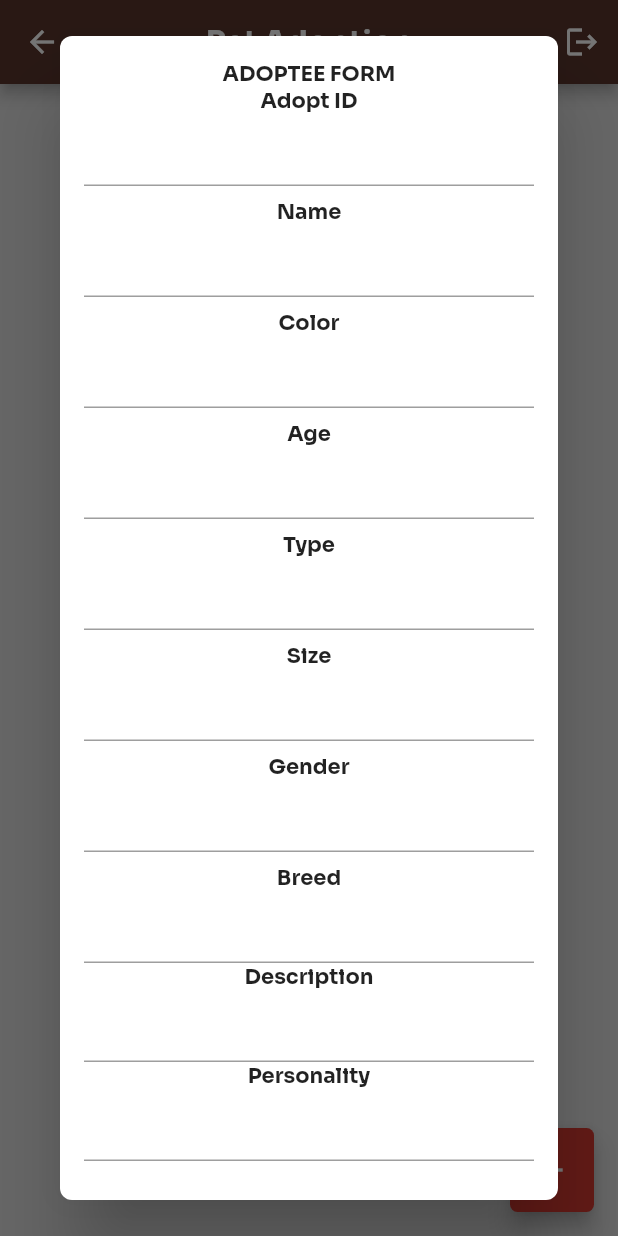
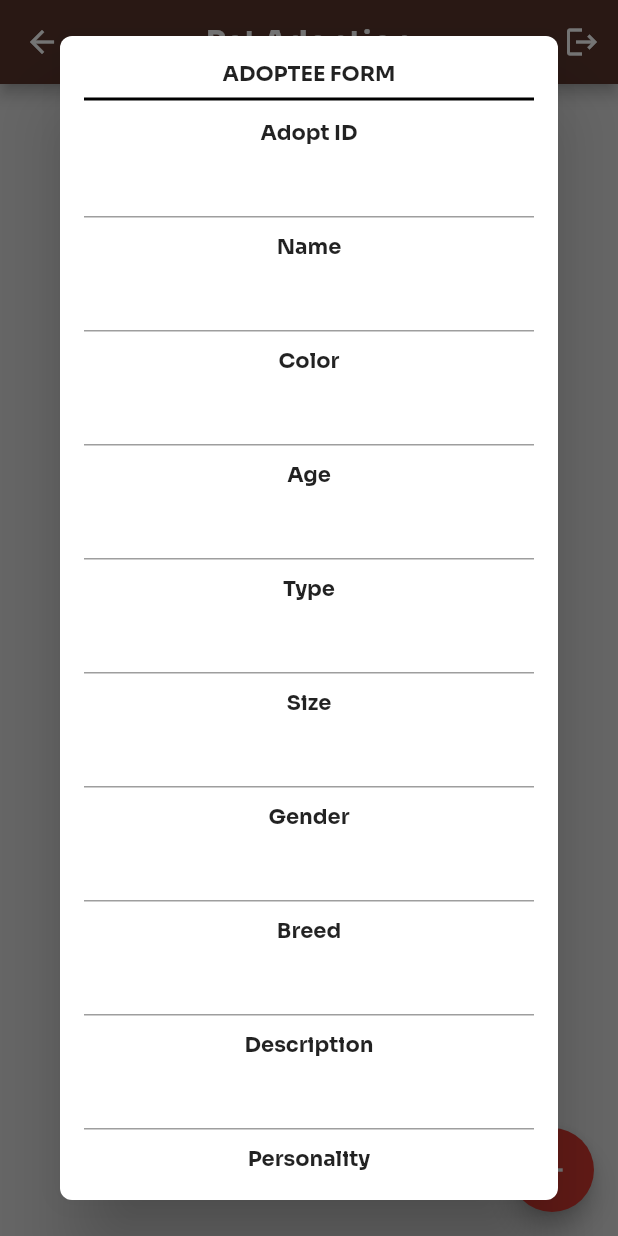
Before and after one commit to mutyaruby08/rubeje_igarchu1, a Flutter app: the AdoptionScreen screen opened directly with empty values, after a tap on the "add" icon, on a phone screen of 412 x 824 dp. Run offline on Flutter 3.47's test engine with Material 2 defaults, Android fonts, the light colour scheme and no system bars; our stand-ins replace google_fonts, hive_flutter; missing offline and left inert: simple_moment; accounts and stored records are empty.

Commit message:
Design Pet Adoption ver1

```diff
--- a/igarchu1_rubeje/lib/screens/adoption/adoption_screen.dart
+++ b/igarchu1_rubeje/lib/screens/adoption/adoption_screen.dart
@@ -1,5 +1,4 @@
 import 'package:flutter/material.dart';
-
 
 import '../../constants.dart';
 import '../../controllers/auth_controller.dart';
@@ -7,7 +6,6 @@ import '../../controllers/pets_controller.dart';
 import 'adoption_model.dart';
 import 'widgets/adoption_card.dart';
 import 'widgets/input_widgets.dart';
-
 
 class AdoptionScreen extends StatefulWidget {
   final AuthController auth;
@@ -17,12 +15,10 @@ class AdoptionScreen extends StatefulWidget {
   State<AdoptionScreen> createState() => _AdoptionScreenState();
 }
 
-class _AdoptionScreenState extends State<AdoptionScreen>{
-
+class _AdoptionScreenState extends State<AdoptionScreen> {
   late final PetController _todoController;
   final ScrollController _sc = ScrollController();
   AuthController get _auth => widget.auth;
-
 
   @override
   void initState() {
@@ -33,7 +29,6 @@ class _AdoptionScreenState extends State<AdoptionScreen>{
   @override
   Widget build(BuildContext context) {
     return Scaffold(
-
       appBar: AppBar(
         actions: [
           IconButton(
@@ -42,16 +37,16 @@ class _AdoptionScreenState extends State<AdoptionScreen>{
               },
               icon: const Icon(Icons.logout))
         ],
-        centerTitle:true,
-        title: const Text('Pet Adoption',
-          style: TextStyle(fontWeight: FontWeight.bold, ),
+        centerTitle: true,
+        title: const Text(
+          'Pet Adoption',
+          style: TextStyle(
+            fontWeight: FontWeight.bold,
+          ),
         ),
         backgroundColor: kbutton2,
       ),
       floatingActionButton: FloatingActionButton(
-        shape:  const RoundedRectangleBorder(
-          borderRadius: BorderRadius.all(Radius.circular(5.0)),
-        ),
         backgroundColor: kbutton1,
         child: const Icon(Icons.add),
         onPressed: () {
@@ -78,13 +73,25 @@ class _AdoptionScreenState extends State<AdoptionScreen>{
                           children: [
                             for (Adoption todo in _todoController.data)
                               AdoptionCard(
+
                                 margin: const EdgeInsets.symmetric(vertical: 8),
                                 todo: todo,
                                 onErase: () {
                                   _todoController.removeTodo(todo);
                                 },
                                 onLongPress: () {
-                                  _todoController.updateTodo(todo, todo.adopteeID, todo.name, todo.color, todo.age, todo.type, todo.size, todo.breed, todo.gender, todo.description, todo.persona1);
+                                  _todoController.updateTodo(
+                                      todo,
+                                      todo.adopteeID,
+                                      todo.name,
+                                      todo.color,
+                                      todo.age,
+                                      todo.type,
+                                      todo.size,
+                                      todo.breed,
+                                      todo.gender,
+                                      todo.description,
+                                      todo.persona1);
                                   showEditDialog(context, todo);
                                 },
                               )
@@ -141,12 +148,12 @@ class _AdoptionScreenState extends State<AdoptionScreen>{
               gender: todo.gender,
               description: todo.description,
               persona1: todo.persona1,
-
             ),
           );
         });
     if (result != null) {
-      _todoController.updateTodo(todo,
+      _todoController.updateTodo(
+          todo,
           result.adopteeID,
           result.name,
           result.color,
@@ -157,7 +164,6 @@ class _AdoptionScreenState extends State<AdoptionScreen>{
           result.gender,
           result.description,
           result.persona1);
-
     }
   }
 }
--- a/igarchu1_rubeje/lib/screens/adoption/widgets/input_widgets.dart
+++ b/igarchu1_rubeje/lib/screens/adoption/widgets/input_widgets.dart
@@ -1,7 +1,6 @@
 // ignore_for_file: prefer_const_constructors
 
 import 'package:flutter/material.dart';
-
 
 import '../../../constants.dart';
 import '../adoption_model.dart';
@@ -16,10 +15,20 @@ class InputWidget extends StatefulWidget {
   final String? breed;
   final String? gender;
   final String? description;
-  final  String? persona1;
+  final String? persona1;
 
   const InputWidget(
-      {Key? key, this.name, this.adoptID, this.age, this.breed, this.gender, this.color, this.type, this.size, this.description, this.persona1})
+      {Key? key,
+      this.name,
+      this.adoptID,
+      this.age,
+      this.breed,
+      this.gender,
+      this.color,
+      this.type,
+      this.size,
+      this.description,
+      this.persona1})
       : super(key: key);
 
   @override
@@ -81,8 +90,15 @@ class _InputWidgetState extends State<InputWidget> {
           child: Column(
             mainAxisAlignment: MainAxisAlignment.start,
             children: [
-              Text('ADOPTEE FORM',
-              style: const TextStyle(fontWeight: FontWeight.bold),),
+              Text(
+                'ADOPTEE FORM',
+                style: const TextStyle(fontWeight: FontWeight.bold),
+              ),
+              Divider(
+                color: Colors.black,
+                thickness: 2,
+              ),
+              SizedBox(height: 5),
               Text(
                 current != null ? 'Adopt ID' : 'Adopt ID',
                 style: const TextStyle(fontWeight: FontWeight.bold),
@@ -97,7 +113,7 @@ class _InputWidgetState extends State<InputWidget> {
                 },
               ),
               const SizedBox(
-                height: 8,
+                height: 10,
               ),
               Text(
                 name != null ? 'Name' : 'Name',
@@ -113,7 +129,7 @@ class _InputWidgetState extends State<InputWidget> {
                 },
               ),
               const SizedBox(
-                height: 8,
+                height: 10,
               ),
               Text(
                 current != null ? 'Color' : 'Color',
@@ -129,7 +145,7 @@ class _InputWidgetState extends State<InputWidget> {
                 },
               ),
               const SizedBox(
-                height: 8,
+                height: 10,
               ),
               Text(
                 age != null ? 'Age' : 'Age',
@@ -145,7 +161,7 @@ class _InputWidgetState extends State<InputWidget> {
                 },
               ),
               const SizedBox(
-                height: 8,
+                height: 10,
               ),
               Text(
                 current != null ? 'Type' : 'Type',
@@ -161,7 +177,7 @@ class _InputWidgetState extends State<InputWidget> {
                 },
               ),
               const SizedBox(
-                height: 8,
+                height: 10,
               ),
               Text(
                 current != null ? 'Size' : 'Size',
@@ -177,9 +193,8 @@ class _InputWidgetState extends State<InputWidget> {
                 },
               ),
               const SizedBox(
-                height: 8,
+                height: 10,
               ),
-
               Text(
                 gender != null ? 'Gender' : 'Gender',
                 style: const TextStyle(fontWeight: FontWeight.bold),
@@ -194,7 +209,7 @@ class _InputWidgetState extends State<InputWidget> {
                 },
               ),
               const SizedBox(
-                height: 8,
+                height: 10,
               ),
               Text(
                 breed != null ? 'Breed' : 'Breed',
@@ -209,6 +224,9 @@ class _InputWidgetState extends State<InputWidget> {
                   return null;
                 },
               ),
+              const SizedBox(
+                height: 10,
+              ),
               Text(
                 current != null ? 'Description' : 'Description',
                 style: const TextStyle(fontWeight: FontWeight.bold),
@@ -221,6 +239,9 @@ class _InputWidgetState extends State<InputWidget> {
                   }
                   return null;
                 },
+              ),
+              const SizedBox(
+                height: 10,
               ),
               Text(
                 current != null ? 'Personality' : 'Personality',
@@ -259,7 +280,6 @@ class _InputWidgetState extends State<InputWidget> {
                             gender: _genCon.text,
                             description: _descrCon.text,
                             persona1: _pers1Con.text,
-
                           ));
                         }
                       }
--- a/igarchu1_rubeje/pubspec.yaml
+++ b/igarchu1_rubeje/pubspec.yaml
@@ -63,7 +63,8 @@ flutter:
   uses-material-design: true
 
   # To add assets to your application, add an assets section, like this:
-  # assets:
+  assets:
+  - assets/images/
   #   - images/a_dot_burr.jpeg
   #   - images/a_dot_ham.jpeg
 
```
Also changed, not shown: igarchu1_rubeje/lib/orgBottom_navbar.dart (added, +78 -0 lines), igarchu1_rubeje/lib/screens/adoption/widgets/adoption_card.dart (+34 -4 lines), igarchu1_rubeje/assets/images/Brody.jpg (added). Lines whose indentation alone changed are shown as unchanged.
